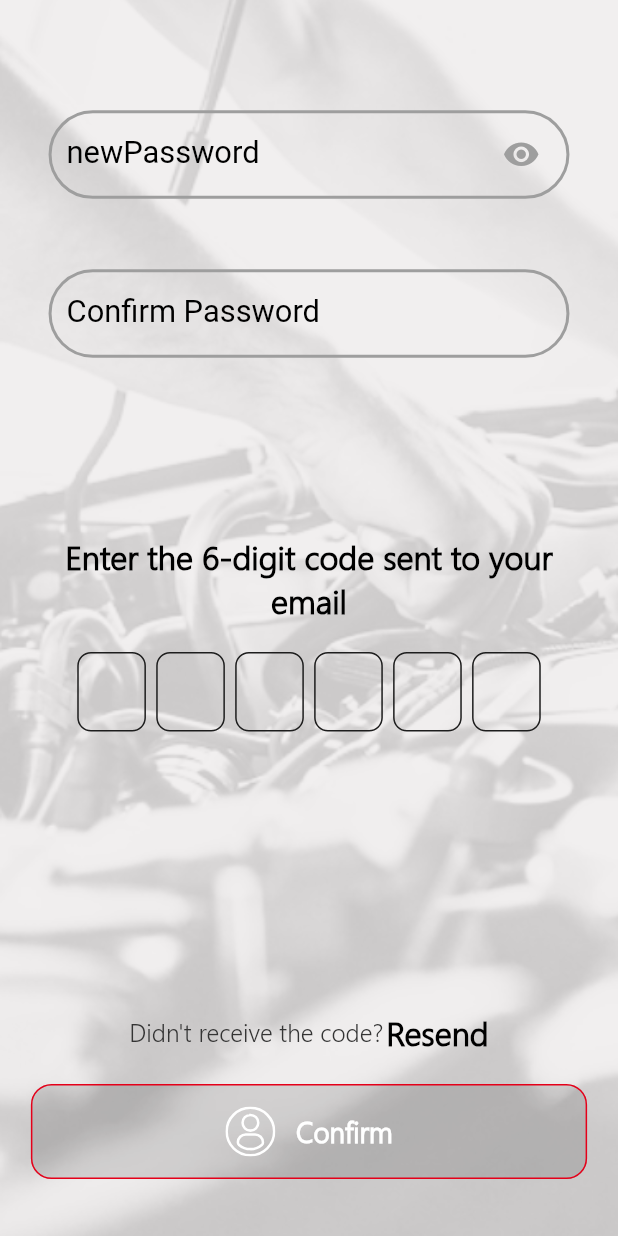
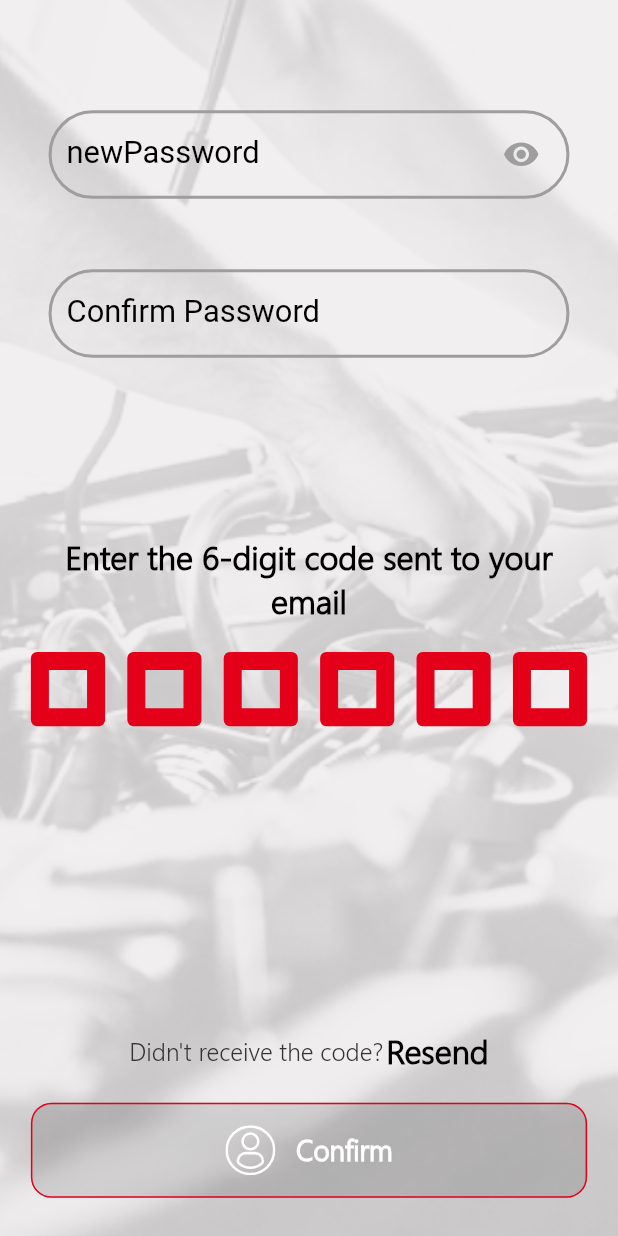
Before and after one commit to zoalfkardeeb/autoworld, a Flutter app: the ResetPassword screen opened directly with empty values, on a phone screen of 412 x 824 dp. Run offline on Flutter 3.47's test engine with Material 2 defaults, Android fonts, the phone set to English and light mode, and no system bars; drawn by our look-alikes of otp_text_field, pin_code_fields; our stand-ins replace another_flushbar, cloud_firestore, device_info_plus, dio, double_back_to_close_app, file_picker and 24 more; missing offline and left inert: easy_pdf_viewer, flutter_facebook_auth, gradient_progress_indicator, mailer, platform_device_id, simple_tooltip; accounts and stored records are empty; network calls fail; project files that could hold a hidden picture were left out.

Commit message:
version 1.2.4 verification tow place

```diff
--- a/lib/screen/resetPassword.dart
+++ b/lib/screen/resetPassword.dart
@@ -1,12 +1,13 @@
 import 'package:automall/api.dart';
+import 'package:automall/constant/app_size.dart';
+import 'package:automall/constant/font_size.dart';
 import 'package:flutter/material.dart';
 import 'package:double_back_to_close_app/double_back_to_close_app.dart';
+import 'package:flutter/services.dart';
 import 'package:get/get.dart';
 
 import 'package:form_field_validator/form_field_validator.dart';
-import 'package:otp_text_field/otp_field.dart';
-import 'package:otp_text_field/otp_field_style.dart';
-import 'package:otp_text_field/style.dart';
+import 'package:pin_code_fields/pin_code_fields.dart';
 
 import '../MyWidget.dart';
 import 'package:automall/constant/color/MyColors.dart';
@@ -78,18 +79,11 @@ class _ResetPasswordState extends State<ResetPassword> {
                       child: Container(
                         padding: EdgeInsets.symmetric(vertical: MediaQuery.of(context).size.height/40, horizontal: MediaQuery.of(context).size.width/20),
                         child: ListView(
-                          //crossAxisAlignment: CrossAxisAlignment.center,
-                          //mainAxisAlignment: MainAxisAlignment.center,
-                          children: [
+                         children: [
                             Container(
                               //height: MediaQuery.of(context).size.height/30,
                               child: Column(
                                 children: [
-                                  /*Image.asset(
-                                'assets/images/code.png',
-                                width: MediaQuery.of(context).size.width/5,
-                                height: MediaQuery.of(context).size.height/7,
-                              ),*/
                                   SizedBox(
                                     height: heightSpace*2,
                                   ),
@@ -98,9 +92,6 @@ class _ResetPasswordState extends State<ResetPassword> {
                                     child: buildContainerPassword(passwordController, AppLocalizations.of(context)!.translate('newPassword'),
                                         TextInputType.visiblePassword, requiredValidator),
                                   ),
-                                  // SizedBox(
-                                  //   height: 20.0,
-                                  // ),
                                   Padding(
                                     padding: EdgeInsets.all(MediaQuery.of(context).size.height/70),
                                     child: buildContainerConfirmPassword(
@@ -202,6 +193,31 @@ class _ResetPasswordState extends State<ResetPassword> {
 
   Widget buildCodeBox({required bool first, last}) {
     return Center(
+      child: PinCodeTextField(
+        appContext: context,
+        textStyle: TextStyle(
+            fontSize: FontSize.s18,
+            color: MyColors.mainColor,
+            fontFamily: 'Gotham'
+        ),
+        pastedTextStyle: TextStyle(fontSize: FontSize.s16, color: Colors.green.shade600, fontWeight: FontWeight.bold, fontFamily: 'BCArabicB'),
+        length: 6,
+        blinkWhenObscuring: true,
+        animationType: AnimationType.fade,
+        pinTheme: PinTheme(shape: PinCodeFieldShape.box, borderRadius: BorderRadius.circular(AppWidth.w1), fieldHeight: AppWidth.w12, fieldWidth: AppWidth.w12, inactiveColor: MyColors.mainColor, selectedColor: MyColors.mainColor, selectedFillColor: MyColors.mainColor, inactiveFillColor: Colors.transparent, activeFillColor: MyColors.white, borderWidth: 12),
+        cursorColor: MyColors.black,
+        animationDuration: const Duration(milliseconds: 2),
+        enableActiveFill: true,
+        keyboardType: TextInputType.number,
+        inputFormatters: [FilteringTextInputFormatter.digitsOnly],
+        onChanged: (pin) {
+          codeLength = pin.length;
+          code = pin;
+        },
+        onCompleted: (pin) {},
+      ),
+    );
+    /*return Center(
         child: OTPTextField(
           keyboardType: TextInputType.number,
           otpFieldStyle: OtpFieldStyle(
@@ -214,13 +230,13 @@ class _ResetPasswordState extends State<ResetPassword> {
           width: MediaQuery.of(context).size.width,
           textFieldAlignment: MainAxisAlignment.center,
           fieldWidth:  MediaQuery.of(context).size.width/9,
+          spaceBetween: MediaQuery.of(context).size.width*((1-6/9)/10),
           fieldStyle: FieldStyle.box,
           outlineBorderRadius: MediaQuery.of(context).size.height/90,
-          spaceBetween: MediaQuery.of(context).size.width/60,
           style: TextStyle(
-              fontSize: MediaQuery.of(context).size.width/15,
-              color: MyColors.mainColor,
-              fontFamily: 'Gotham'
+            fontSize: MediaQuery.of(context).size.width/15,
+            color: MyColors.mainColor,
+            fontFamily: 'Gotham'
           ),
           onChanged: (pin) {
             codeLength = pin.length;
@@ -259,7 +275,7 @@ class _ResetPasswordState extends State<ResetPassword> {
           ),
         ),*/
 
-    );
+    );*/
   }
 
   Future ver() async {
--- a/lib/screen/verification/verification.dart
+++ b/lib/screen/verification/verification.dart
@@ -11,9 +11,6 @@ import 'package:double_back_to_close_app/double_back_to_close_app.dart';
 import 'package:get/get.dart';
 
 import 'package:form_field_validator/form_field_validator.dart';
-import 'package:otp_text_field/otp_field.dart';
-import 'package:otp_text_field/otp_field_style.dart';
-import 'package:otp_text_field/style.dart';
 import 'package:pin_code_fields/pin_code_fields.dart';
 
 import '../../MyWidget.dart';
--- a/pubspec.yaml
+++ b/pubspec.yaml
@@ -61,8 +61,6 @@ dependencies:
   double_back_to_close_app: ^2.1.0
   dio: ^5.1.2
   another_flushbar: ^1.10.29
-  otp_text_field: ^1.1.2
-
   flutter_facebook_auth: ^5.0.11
   toggle_switch: ^2.0.1
   google_sign_in: ^6.1.2
```
Also changed, not shown: lib/MyWidget.dart (+0 -7 lines), pubspec.lock.
